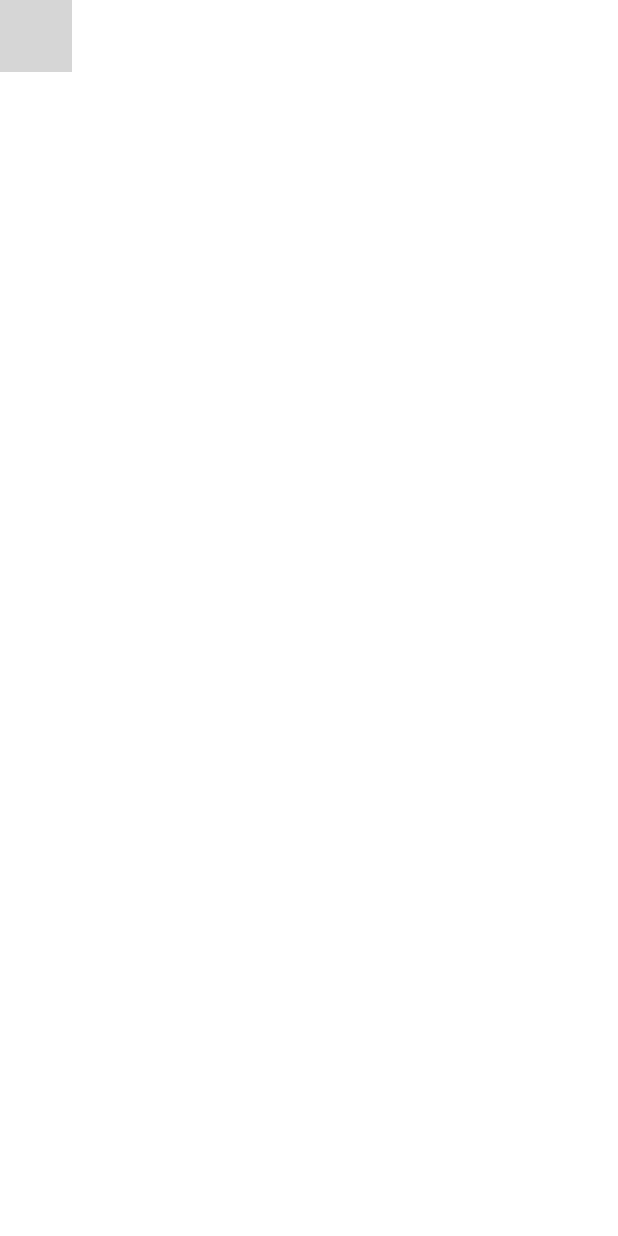
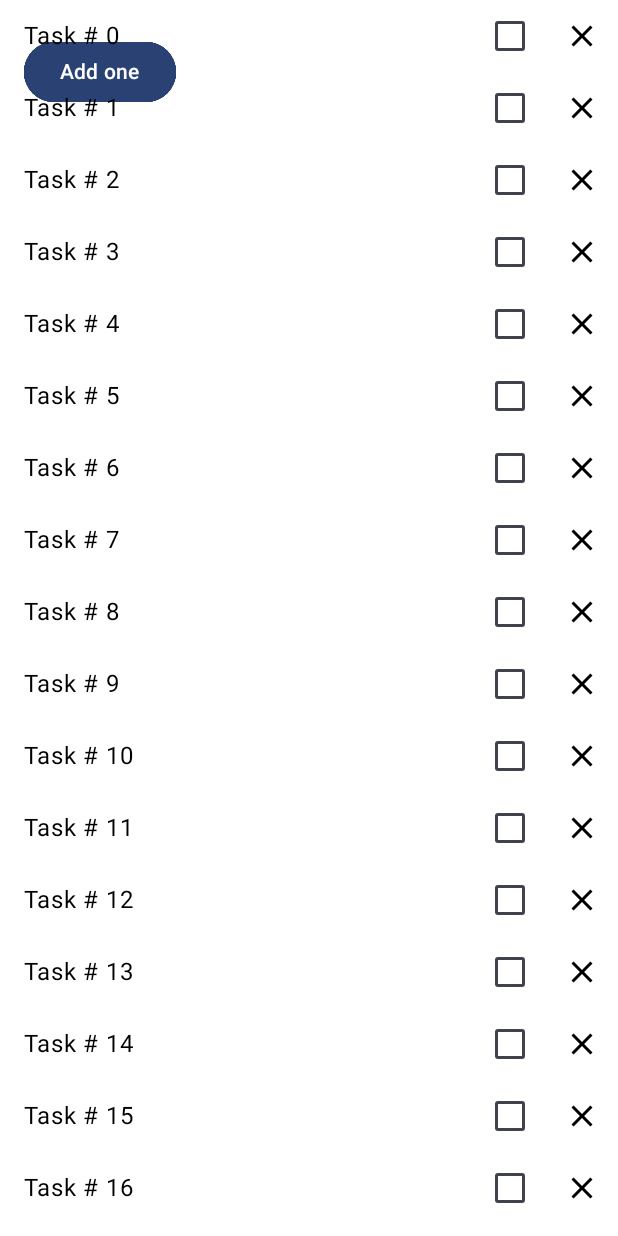
Before and after one commit to JuanVP2/BasicStateCodelab_JuanVazquezPaniagua, an Android app built with Jetpack Compose: the composable WellnessScreen shown on its own in the app's theme, on a phone screen of 412 x 824 dp. Run offline under Robolectric (Android 15) with nearby library versions, the phone set to English and light mode, and no system bars; grey boxes are pictures that could not be loaded.

Commit message:
Trabajo con listas

```diff
--- a/app/src/main/java/com/example/basicstatecodelab/ui/theme/WaterCounter.kt
+++ b/app/src/main/java/com/example/basicstatecodelab/ui/theme/WaterCounter.kt
@@ -41,7 +41,9 @@ fun StatelessCounter(count: Int, onIncrement: () -> Unit, modifier: Modifier = M
 }
 
 @Composable
-fun StatefulCounter() {
+fun StatefulCounter(modifier: Modifier = Modifier) {
+    var count by rememberSaveable { mutableStateOf(0) }
+    StatelessCounter(count, { count++ }, modifier)
     var waterCount by remember { mutableStateOf(0) }
 
     var juiceCount by remember { mutableStateOf(0) }
--- a/app/src/main/java/com/example/basicstatecodelab/ui/theme/WellnessScreen.kt
+++ b/app/src/main/java/com/example/basicstatecodelab/ui/theme/WellnessScreen.kt
@@ -3,7 +3,10 @@ package com.example.basicstatecodelab.ui.theme
 import androidx.compose.runtime.Composable
 import androidx.compose.ui.Modifier
 
+
 @Composable
 fun WellnessScreen(modifier: Modifier = Modifier) {
     StatefulCounter(modifier)
+    StatefulCounter()
+    WellnessTasksList()
 }
--- /dev/null
+++ b/app/src/main/java/com/example/basicstatecodelab/ui/theme/WellnessTask.kt
@@ -0,0 +1,3 @@
+package com.example.basicstatecodelab.ui.theme
+
+data class WellnessTask(val id: Int, val label: String)
--- a/app/src/main/java/com/example/basicstatecodelab/ui/theme/WellnessTaskItem.kt
+++ b/app/src/main/java/com/example/basicstatecodelab/ui/theme/WellnessTaskItem.kt
@@ -10,22 +10,51 @@ import androidx.compose.ui.Alignment
 import androidx.compose.ui.Modifier
 import androidx.compose.ui.unit.dp
 import androidx.compose.foundation.layout.padding
+import androidx.compose.material3.Checkbox
+import androidx.compose.runtime.mutableStateOf
+import androidx.compose.runtime.remember
+import androidx.compose.runtime.saveable.rememberSaveable
+import androidx.compose.runtime.getValue
+import androidx.compose.runtime.setValue  // Asegúrate de importar estos dos
 
 @Composable
 fun WellnessTaskItem(
     taskName: String,
+    checked: Boolean,
+    onCheckedChange: (Boolean) -> Unit,
     onClose: () -> Unit,
     modifier: Modifier = Modifier
 ) {
     Row(
-        modifier = modifier, verticalAlignment = Alignment.CenterVertically
+        modifier = modifier,
+        verticalAlignment = Alignment.CenterVertically
     ) {
         Text(
-            modifier = Modifier.weight(1f).padding(start = 16.dp),
+            modifier = Modifier
+                .weight(1f)  // Esto asegura que el texto ocupe todo el espacio disponible
+                .padding(start = 16.dp),
             text = taskName
         )
+        Checkbox(
+            checked = checked,
+            onCheckedChange = onCheckedChange  // Llama cuando el estado de la casilla cambia
+        )
         IconButton(onClick = onClose) {
-            Icon(Icons.Filled.Close, contentDescription = "Close")
+            Icon(Icons.Filled.Close, contentDescription = "Close")  // Botón de cerrar
         }
     }
 }
+
+// Esta es la función con estado, que maneja el estado de la casilla de verificación
+@Composable
+fun WellnessTaskItem(taskName: String, modifier: Modifier = Modifier) {
+    var checkedState by rememberSaveable { mutableStateOf(false) }  // Definimos el estado de la casilla
+
+    WellnessTaskItem(
+        taskName = taskName,
+        checked = checkedState,  // Pasamos el estado a la función sin estado
+        onCheckedChange = { newValue -> checkedState = newValue },  // Actualizamos el estado cuando cambie
+        onClose = {},  // Por ahora dejamos esta función vacía
+        modifier = modifier
+    )
+}
--- /dev/null
+++ b/app/src/main/java/com/example/basicstatecodelab/ui/theme/WellnessTasksList.kt
@@ -0,0 +1,22 @@
+package com.example.basicstatecodelab.ui.theme
+
+import androidx.compose.foundation.lazy.LazyColumn
+import androidx.compose.foundation.lazy.items
+import androidx.compose.runtime.Composable
+import androidx.compose.ui.Modifier
+import androidx.compose.runtime.remember
+
+@Composable
+fun WellnessTasksList(
+    modifier: Modifier = Modifier,
+    list: List<WellnessTask> = remember { getWellnessTasks() }
+) {
+    LazyColumn(
+        modifier = modifier
+    ) {
+        items(list) { task ->
+            WellnessTaskItem(taskName = task.label)
+        }
+    }
+}
+fun getWellnessTasks() = List(30) { i -> WellnessTask(i, "Task # $i") }
```
